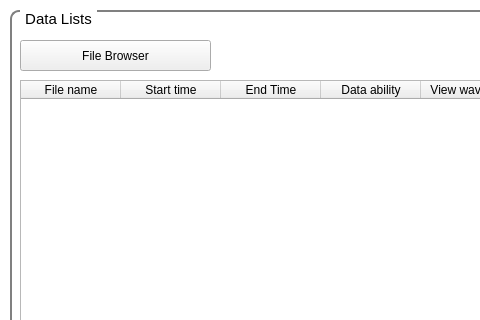
The window that importdata.ui (hayoungdaddy/KGminer_QT) describes before a commit, drawn with Qt 5; both pictures show x 0 to 480 and y 0 to 320 of the 1011 by 639 pixel window.
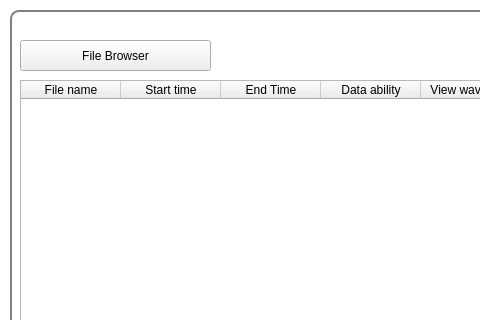
The same window after the commit.

The edit to the form file:
```diff
--- a/importdata.ui
+++ b/importdata.ui
@@ -489,7 +489,7 @@
 }</string>
    </property>
    <property name="title">
-    <string>Data Lists</string>
+    <string/>
    </property>
    <widget class="QTableWidget" name="tableWidget">
     <property name="geometry">
```
